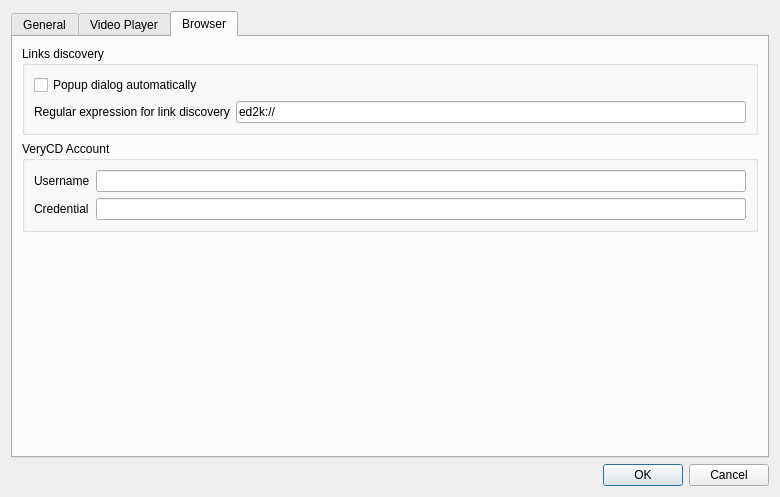
PowerOlive/XLCloudClient, file ui/preferencesdlg.ui: the form before one commit.
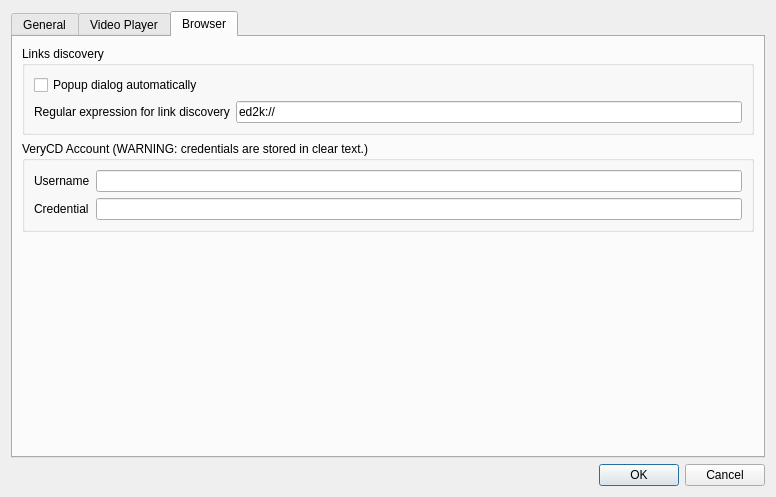
The form after the commit. Custom widgets are drawn as their Qt base class.

What changed in the file:
```diff
--- a/ui/preferencesdlg.ui
+++ b/ui/preferencesdlg.ui
@@ -6,8 +6,8 @@
    <rect>
     <x>0</x>
     <y>0</y>
-    <width>780</width>
-    <height>477</height>
+    <width>776</width>
+    <height>473</height>
    </rect>
   </property>
   <property name="windowTitle">
@@ -271,7 +271,7 @@
        <item>
         <widget class="QGroupBox" name="groupBox_6">
          <property name="title">
-          <string>VeryCD Account</string>
+          <string>VeryCD Account (WARNING: credentials are stored in clear text.)</string>
          </property>
          <layout class="QGridLayout" name="gridLayout_6">
           <item row="0" column="0">
@@ -292,7 +292,11 @@
            </widget>
           </item>
           <item row="1" column="1">
-           <widget class="QLineEdit" name="verycdCred"/>
+           <widget class="QLineEdit" name="verycdCred">
+            <property name="echoMode">
+             <enum>QLineEdit::Password</enum>
+            </property>
+           </widget>
           </item>
          </layout>
          <zorder>verycdAccount</zorder>
```
